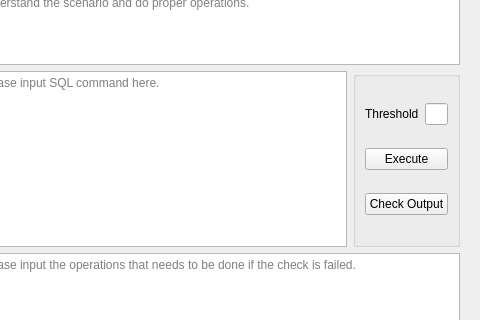
First picture: the form in UI/additemwidget.ui, repository wei17hao10/daily-check, before the edit; both pictures show x 161 to 641 and y 99 to 419 of the 641 by 670 pixel window.
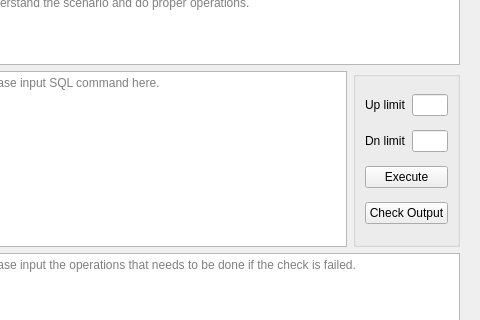
Second picture: the form after the edit.

Commit message: add up and dn threshold for sql check

What changed in the file:
```diff
--- a/UI/additemwidget.ui
+++ b/UI/additemwidget.ui
@@ -208,7 +208,7 @@
          </item>
          <item>
           <widget class="QGroupBox" name="exeSQLGroup">
-           <layout class="QVBoxLayout" name="verticalLayout" stretch="1,1,1">
+           <layout class="QVBoxLayout" name="verticalLayout" stretch="0,0,1,1">
             <item>
              <layout class="QHBoxLayout" name="horizontalLayout_9">
               <item>
@@ -226,7 +226,7 @@
                  </size>
                 </property>
                 <property name="text">
-                 <string>Threshold</string>
+                 <string>Up limit</string>
                 </property>
                </widget>
               </item>
@@ -245,6 +245,20 @@
               </item>
              </layout>
             </item>
+            <item>
+             <layout class="QHBoxLayout" name="horizontalLayout_12">
+              <item>
+               <widget class="QLabel" name="label_15">
+                <property name="text">
+                 <string>Dn limit</string>
+                </property>
+               </widget>
+              </item>
+              <item>
+               <widget class="QLineEdit" name="lineDnLimit"/>
+              </item>
+             </layout>
+            </item>
             <item>
              <widget class="QPushButton" name="btn_execute">
               <property name="text">
```
Left out of the diff: 2 changed lines with no effect on the pictures. The commit also changes 6 other files.
